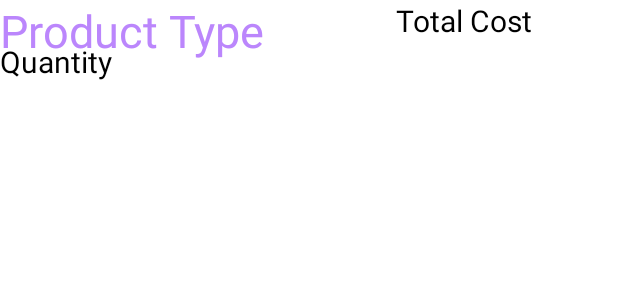
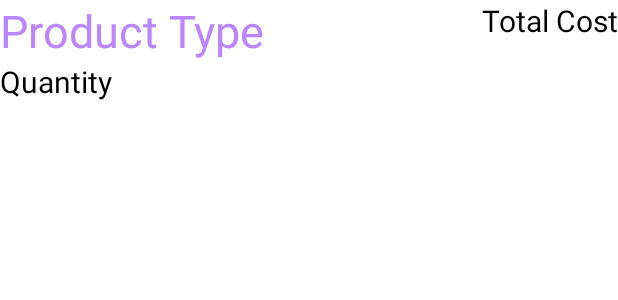
Before and after one commit to Dwrulesalot/Cash-Register-Application, an Android app: the layout history_item_layout.xml on its own in the app's theme, with its tools: preview values and no code run, on a phone screen of 412 x 824 dp. Shown: the top 300 px of the screen. Run offline under Robolectric (Android 15) with nearby library versions, the phone set to English and light mode, and no system bars.

Commit message:
Update history_item_layout.xml

```diff
--- a/app/src/main/res/layout/history_item_layout.xml
+++ b/app/src/main/res/layout/history_item_layout.xml
@@ -1,64 +1,54 @@
 <?xml version="1.0" encoding="utf-8"?>
-<androidx.constraintlayout.widget.ConstraintLayout xmlns:android="http://schemas.android.com/apk/res/android"
+<LinearLayout
     android:layout_width="match_parent"
     android:layout_height="wrap_content"
-    xmlns:tools="http://schemas.android.com/tools"
     xmlns:app="http://schemas.android.com/apk/res-auto"
-    tools:context=".HistoryActivity">
+    xmlns:android="http://schemas.android.com/apk/res/android"
+    android:weightSum="3"
+    >
 
-    <TextView
-        android:id="@+id/historyProductName"
+    <LinearLayout
+        android:layout_weight="3"
         android:layout_width="match_parent"
         android:layout_height="wrap_content"
-        android:textColor="@color/purple_200"
-        android:textSize="30sp"
-        android:text="Product Type"
+        android:orientation="vertical"
 
-        app:layout_constraintEnd_toEndOf="@id/guideline1"
-        app:layout_constraintStart_toStartOf="parent"
-        app:layout_constraintTop_toTopOf="parent"></TextView>
 
-    <androidx.constraintlayout.widget.Guideline
-        android:id="@+id/guideline1"
-        android:layout_width="wrap_content"
-        android:layout_height="wrap_content"
+        >
 
-        android:orientation="vertical"
-        app:layout_constraintGuide_percent=".5"
-        />
+        <TextView
+            android:id="@+id/historyProductName"
+            android:layout_width="wrap_content"
+            android:layout_height="wrap_content"
+            android:text="Product Type"
+            android:textColor="@color/purple_200"
+            android:textSize="30sp"
 
+            ></TextView>
+
+
+        <TextView
+            android:id="@+id/historyQuantity"
+            android:layout_width="wrap_content"
+            android:layout_height="wrap_content"
+            android:text="Quantity"
+            android:textColor="@color/black"
+
+            android:textSize="20sp"
+
+            ></TextView>
+
+
+    </LinearLayout>
     <TextView
         android:id="@+id/historyTotalCost"
         android:layout_width="wrap_content"
-        android:layout_height="wrap_content"
+        android:layout_height="match_parent"
         android:textColor="@color/black"
         android:textSize="20sp"
         android:text="Total Cost"
 
-        app:layout_constraintBottom_toTopOf="@id/guideline2"
-        app:layout_constraintEnd_toEndOf="parent"
-        app:layout_constraintStart_toStartOf="@id/guideline1"
-        app:layout_constraintTop_toTopOf="parent" ></TextView>
+        app:layout_constraintRight_toRightOf="parent"
 
-    <androidx.constraintlayout.widget.Guideline
-        android:id="@+id/guideline2"
-        android:layout_width="wrap_content"
-        android:layout_height="wrap_content"
-
-        android:orientation="horizontal"
-        app:layout_constraintGuide_percent=".5"
-        />
-
-    <TextView
-        android:id="@+id/historyQuantity"
-        android:layout_width="match_parent"
-        android:layout_height="wrap_content"
-        android:textColor="@color/black"
-        android:textSize="20sp"
-
-        android:text="Quantity"
-        app:layout_constraintBottom_toBottomOf="parent"
         ></TextView>
-
-
-</androidx.constraintlayout.widget.ConstraintLayout>
+</LinearLayout>
```
